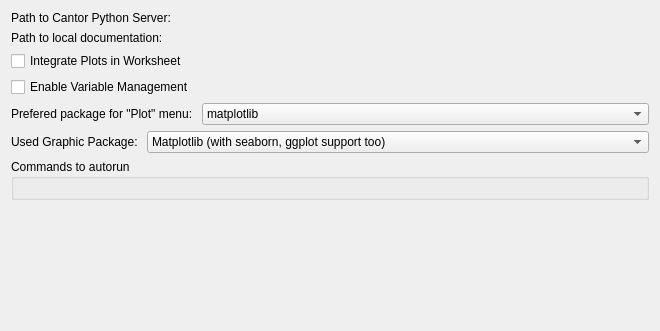
Above: src/backends/python/settings.ui from KDE/cantor before the change. Below: the same form after it.
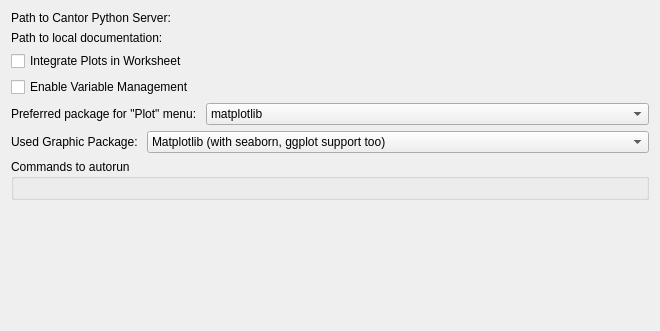
That is the form after the change. Custom widgets are drawn as their Qt base class.

```diff
--- a/src/backends/python/settings.ui
+++ b/src/backends/python/settings.ui
@@ -74,7 +74,7 @@
         <string>Graphic package, which code will used for plotting via &quot;Plot&quot; Cantor menu.</string>
        </property>
        <property name="text">
-        <string>Prefered package for &quot;Plot&quot; menu: </string>
+        <string>Preferred package for &quot;Plot&quot; menu: </string>
        </property>
       </widget>
      </item>
```
Left out of the diff: 2 changed lines with no effect on the pictures.
